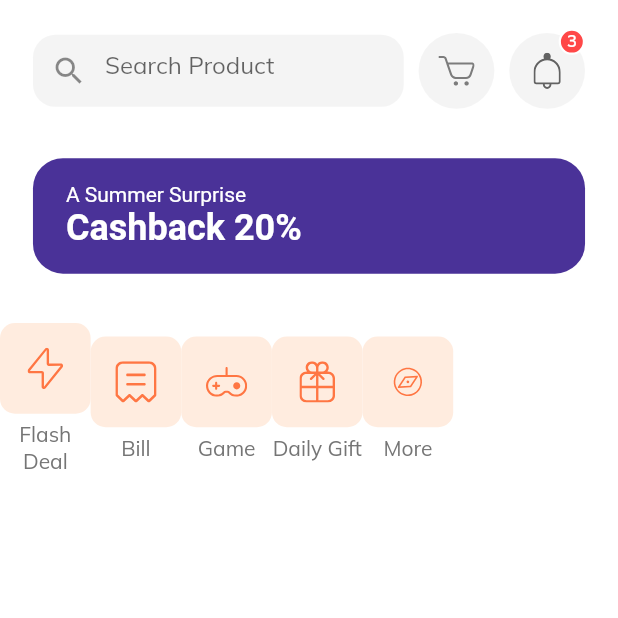
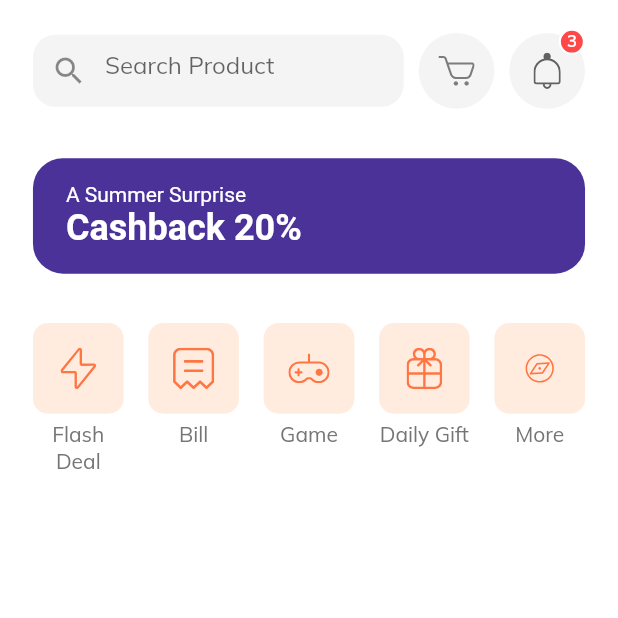
Before and after one commit to IshtiaqAhmadRion/shop_app, a Flutter app: the HomeScreen screen opened by its route, on a phone screen of 412 x 824 dp, the top half of it. Run offline on Flutter 3.47's test engine with Material 2 defaults, Android fonts, the phone set to English and light mode, and no system bars; our stand-ins replace flutter_svg.

Commit message:
catagory card

```diff
--- a/lib/screens/home/components/body.dart
+++ b/lib/screens/home/components/body.dart
@@ -48,7 +48,11 @@ class Categories extends StatelessWidget {
       {"icon": "assets/icons/Discover.svg", "text": "More"},
     ];
 
-    return Row(
+    return Padding(
+      padding:  EdgeInsets.symmetric(horizontal: getProportionateScreenWidth(20)),
+      child: Row(
+        mainAxisAlignment: MainAxisAlignment.spaceBetween,
+        crossAxisAlignment: CrossAxisAlignment.start,
         children: [
           ...List.generate(
               categories.length,
@@ -58,6 +62,7 @@ class Categories extends StatelessWidget {
                     press: () {},
                   ))
         ],
+      ),
     );
   }
 }
```
Lines whose indentation alone changed are shown as unchanged.
